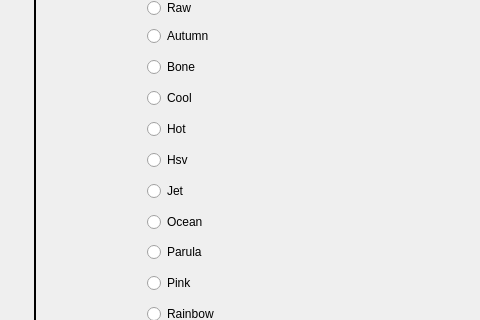
This is widget.ui in renhaofan/ColorMap-RangeMap-Visualization as Qt 5 draws it before an edit; both pictures show x 684 to 1164 and y 123 to 443 of the 1316 by 693 pixel window. The edited form follows.
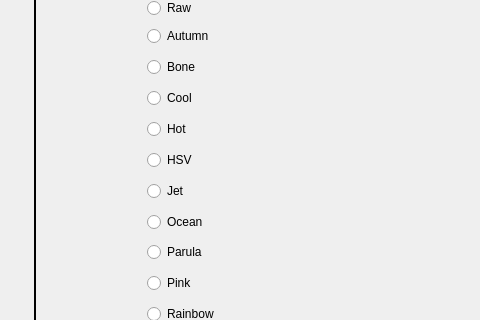
This is the edited form. Icons and pictures are not drawn.

Commit message: change deault button to raw

Diff of the .ui file:
```diff
--- a/widget.ui
+++ b/widget.ui
@@ -227,7 +227,7 @@
            <string notr="true">font: 10pt &quot;Arial&quot;;</string>
           </property>
           <property name="text">
-           <string>Hsv   </string>
+           <string>HSV   </string>
           </property>
          </widget>
         </item>
```
The commit also changes 2 other files.
